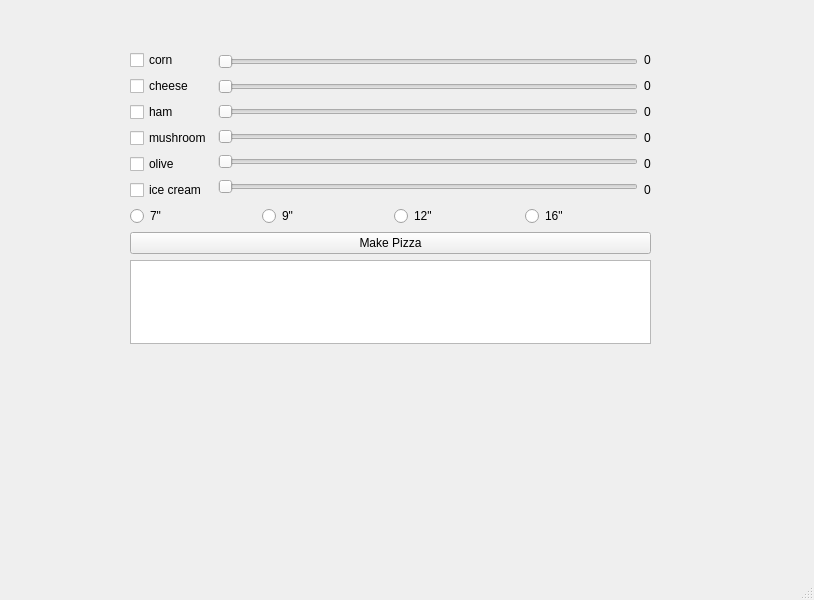
The window that mainwindow.ui (TheStoneGoblin/CS4076) describes before a commit, drawn with Qt 5.
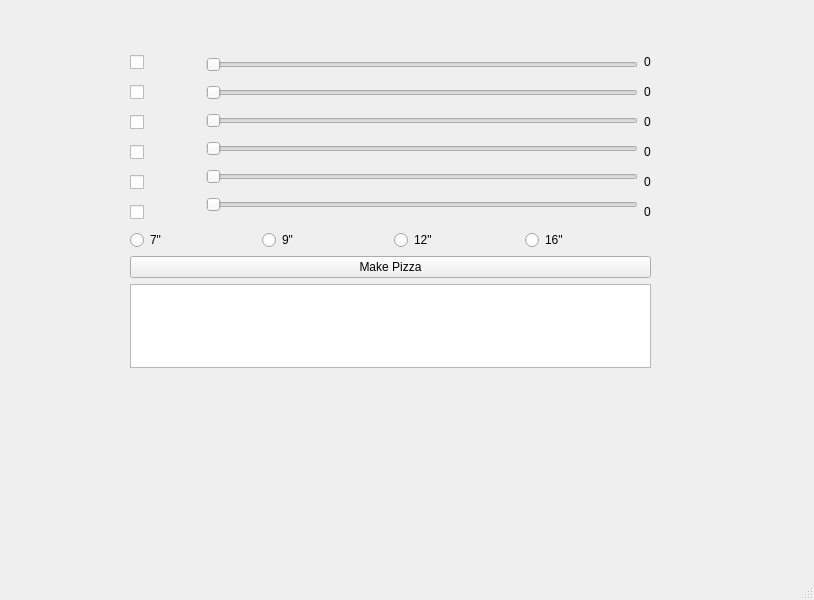
The same window after the commit. Icons and pictures are not drawn.

```diff
--- a/mainwindow.ui
+++ b/mainwindow.ui
@@ -20,7 +20,7 @@
       <x>130</x>
       <y>50</y>
       <width>521</width>
-      <height>294</height>
+      <height>318</height>
      </rect>
     </property>
     <layout class="QGridLayout" name="gridLayout">
@@ -74,43 +74,61 @@
       <layout class="QVBoxLayout" name="verticalLayout">
        <item>
         <widget class="QCheckBox" name="checkBox_2">
+         <property name="styleSheet">
+          <string notr="true">image: url(:/corn.png);</string>
+         </property>
          <property name="text">
-          <string>corn</string>
+          <string>ㅤㅤㅤㅤ</string>
          </property>
         </widget>
        </item>
        <item>
         <widget class="QCheckBox" name="checkBox">
+         <property name="styleSheet">
+          <string notr="true">image: url(:/cheese.png);</string>
+         </property>
          <property name="text">
-          <string>cheese</string>
+          <string>ㅤㅤㅤㅤ</string>
          </property>
         </widget>
        </item>
        <item>
         <widget class="QCheckBox" name="checkBox_3">
+         <property name="styleSheet">
+          <string notr="true">image: url(:/ham.png);</string>
+         </property>
          <property name="text">
-          <string>ham</string>
+          <string>ㅤㅤㅤㅤ</string>
          </property>
         </widget>
        </item>
        <item>
         <widget class="QCheckBox" name="checkBox_4">
+         <property name="styleSheet">
+          <string notr="true">image: url(:/mush.png);</string>
+         </property>
          <property name="text">
-          <string>mushroom</string>
+          <string>ㅤㅤㅤㅤ</string>
          </property>
         </widget>
        </item>
        <item>
         <widget class="QCheckBox" name="checkBox_5">
+         <property name="styleSheet">
+          <string notr="true">image: url(:/olive.png);</string>
+         </property>
          <property name="text">
-          <string>olive</string>
+          <string>ㅤㅤㅤㅤ</string>
          </property>
         </widget>
        </item>
        <item>
         <widget class="QCheckBox" name="checkBox_6">
+         <property name="styleSheet">
+          <string notr="true">image: url(:/ice.png);</string>
+         </property>
          <property name="text">
-          <string>ice cream</string>
+          <string>ㅤㅤㅤㅤ</string>
          </property>
         </widget>
        </item>
```
